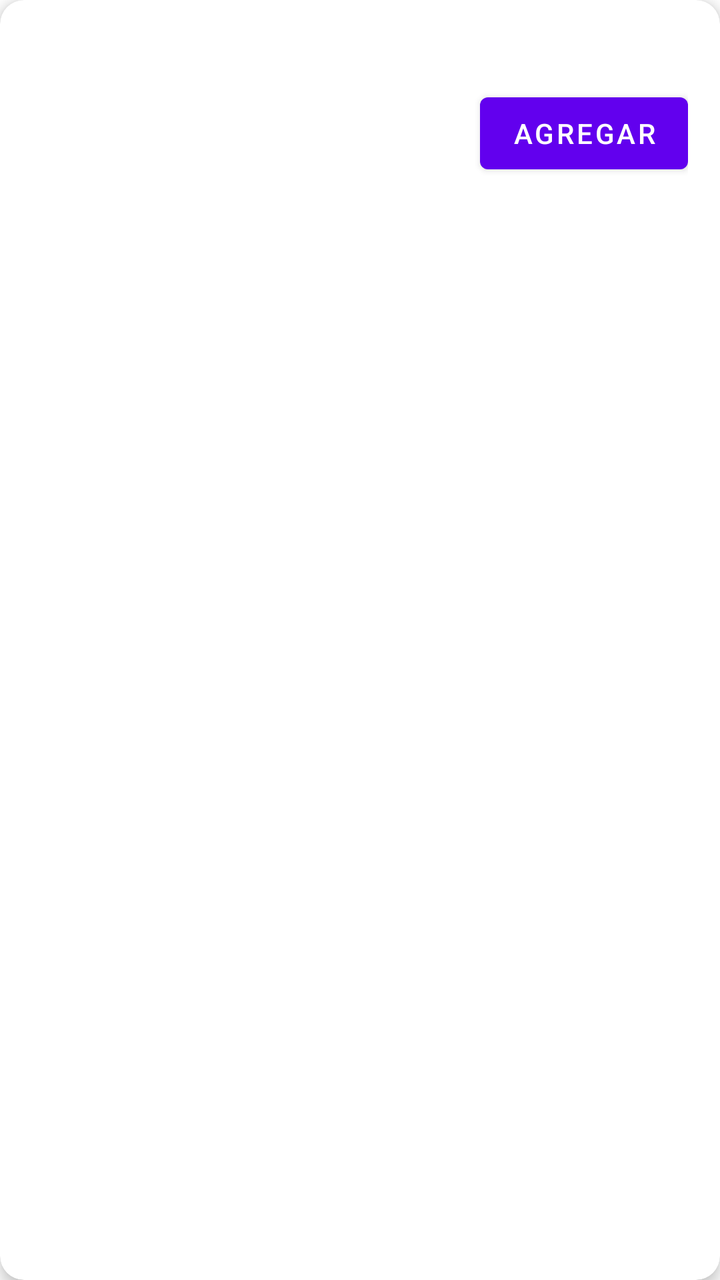
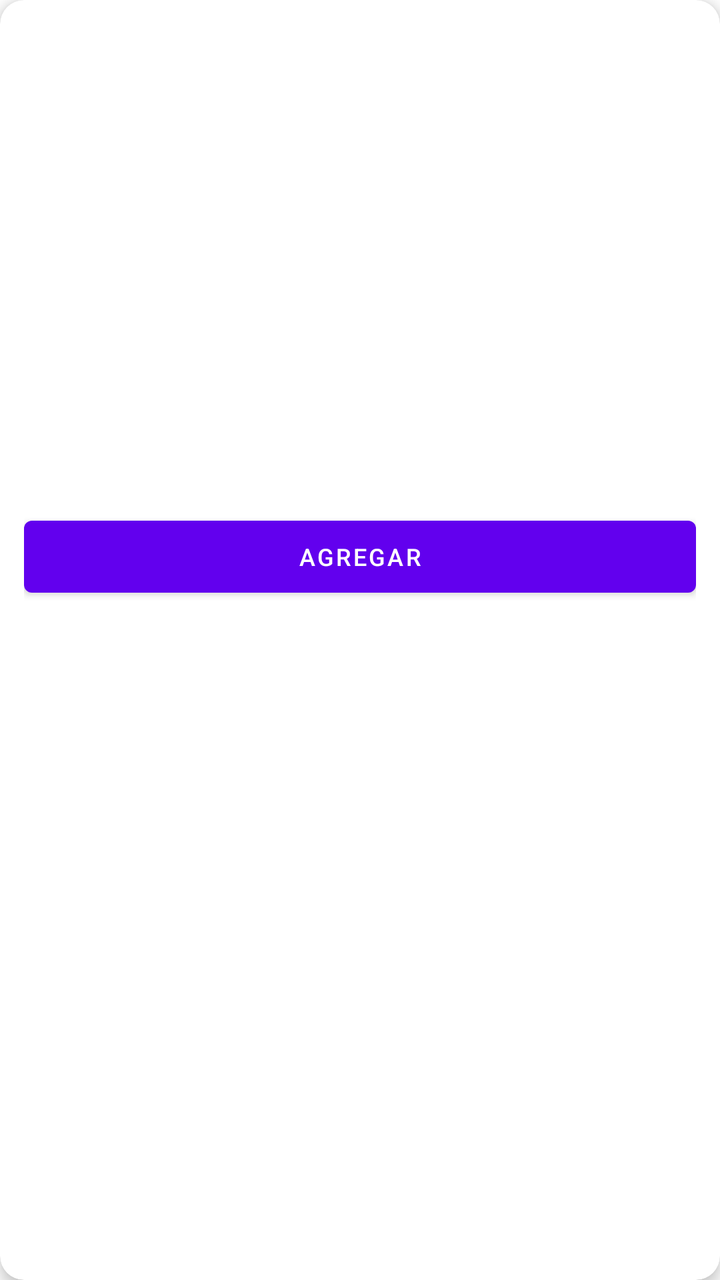

Screens rendered from an Android XML layout before and after an edit, with the pre-edit source and the edit as a unified diff.
<!-- AndroidManifest.xml: application theme Theme.MaterialComponents.DayNight.NoActionBar -->
<!-- res/layout/item_toy_card.xml -->
<?xml version="1.0" encoding="utf-8"?>
<com.google.android.material.card.MaterialCardView
    xmlns:android="http://schemas.android.com/apk/res/android"
    xmlns:app="http://schemas.android.com/apk/res-auto"
    android:layout_width="match_parent"
    android:layout_height="wrap_content"
    android:layout_margin="8dp"
    app:cardCornerRadius="12dp"
    app:cardElevation="4dp">

    <androidx.constraintlayout.widget.ConstraintLayout
        android:layout_width="match_parent"
        android:layout_height="wrap_content"
        android:padding="16dp">

        
        <ImageView
            android:id="@+id/img_toy"
            android:layout_width="0dp"
            android:layout_height="wrap_content"
            android:maxHeight="250dp"
            android:adjustViewBounds="true"
            android:scaleType="fitCenter"
            app:layout_constraintTop_toTopOf="parent"
            app:layout_constraintStart_toStartOf="parent"
            app:layout_constraintEnd_toEndOf="parent" />

        
        <TextView
            android:id="@+id/tv_toy_name"
            android:layout_width="0dp"
            android:layout_height="wrap_content"
            android:layout_marginTop="12dp"
            android:layout_marginEnd="8dp"
            android:textSize="18sp"
            android:textStyle="bold"
            android:maxLines="2"
            android:ellipsize="end"
            app:layout_constraintTop_toBottomOf="@id/img_toy"
            app:layout_constraintStart_toStartOf="parent"
            app:layout_constraintEnd_toStartOf="@id/btn_add_to_cart" />

        
        <TextView
            android:id="@+id/tv_toy_franchise"
            android:layout_width="0dp"
            android:layout_height="wrap_content"
            android:layout_marginTop="4dp"
            android:layout_marginEnd="8dp"
            android:textColor="@android:color/darker_gray"
            android:textSize="14sp"
            app:layout_constraintTop_toBottomOf="@id/tv_toy_name"
            app:layout_constraintStart_toStartOf="parent"
            app:layout_constraintEnd_toStartOf="@id/btn_add_to_cart" />

        
        <TextView
            android:id="@+id/tv_toy_price"
            android:layout_width="wrap_content"
            android:layout_height="wrap_content"
            android:layout_marginTop="8dp"
            android:textSize="16sp"
            android:textStyle="bold"
            app:layout_constraintTop_toBottomOf="@id/tv_toy_franchise"
            app:layout_constraintStart_toStartOf="parent"
            app:layout_constraintBottom_toBottomOf="parent" />

        
        <Button
            android:id="@+id/btn_add_to_cart"
            android:layout_width="wrap_content"
            android:layout_height="wrap_content"
            android:text="AGREGAR"
            app:layout_constraintTop_toTopOf="@id/tv_toy_name"
            app:layout_constraintBottom_toBottomOf="@id/tv_toy_price"
            app:layout_constraintEnd_toEndOf="parent" />

    </androidx.constraintlayout.widget.ConstraintLayout>

</com.google.android.material.card.MaterialCardView>
<!-- resources referenced by this layout -->
<resources>

</resources>

<!-- the commit's change to res/layout/item_toy_card.xml (unified diff, before → after) -->
@@ -11,14 +11,13 @@
     <androidx.constraintlayout.widget.ConstraintLayout
         android:layout_width="match_parent"
         android:layout_height="wrap_content"
-        android:padding="16dp">
+        android:padding="12dp">
 
         
         <ImageView
             android:id="@+id/img_toy"
             android:layout_width="0dp"
-            android:layout_height="wrap_content"
-            android:maxHeight="250dp"
+            android:layout_height="160dp"
             android:adjustViewBounds="true"
             android:scaleType="fitCenter"
             app:layout_constraintTop_toTopOf="parent"
@@ -30,50 +29,52 @@
             android:id="@+id/tv_toy_name"
             android:layout_width="0dp"
             android:layout_height="wrap_content"
-            android:layout_marginTop="12dp"
-            android:layout_marginEnd="8dp"
-            android:textSize="18sp"
+            android:layout_marginTop="8dp"
+            android:textSize="15sp"
             android:textStyle="bold"
             android:maxLines="2"
             android:ellipsize="end"
             app:layout_constraintTop_toBottomOf="@id/img_toy"
             app:layout_constraintStart_toStartOf="parent"
-            app:layout_constraintEnd_toStartOf="@id/btn_add_to_cart" />
+            app:layout_constraintEnd_toEndOf="parent" />
 
         
         <TextView
             android:id="@+id/tv_toy_franchise"
             android:layout_width="0dp"
             android:layout_height="wrap_content"
-            android:layout_marginTop="4dp"
-            android:layout_marginEnd="8dp"
+            android:layout_marginTop="2dp"
             android:textColor="@android:color/darker_gray"
-            android:textSize="14sp"
+            android:textSize="12sp"
             app:layout_constraintTop_toBottomOf="@id/tv_toy_name"
             app:layout_constraintStart_toStartOf="parent"
-            app:layout_constraintEnd_toStartOf="@id/btn_add_to_cart" />
+            app:layout_constraintEnd_toEndOf="parent" />
 
         
         <TextView
             android:id="@+id/tv_toy_price"
-            android:layout_width="wrap_content"
+            android:layout_width="0dp"
             android:layout_height="wrap_content"
-            android:layout_marginTop="8dp"
+            android:layout_marginTop="6dp"
             android:textSize="16sp"
             android:textStyle="bold"
+            android:textColor="@android:color/holo_green_dark"
             app:layout_constraintTop_toBottomOf="@id/tv_toy_franchise"
             app:layout_constraintStart_toStartOf="parent"
-            app:layout_constraintBottom_toBottomOf="parent" />
+            app:layout_constraintEnd_toEndOf="parent" />
 
         
         <Button
             android:id="@+id/btn_add_to_cart"
-            android:layout_width="wrap_content"
+            android:layout_width="0dp"
             android:layout_height="wrap_content"
+            android:layout_marginTop="8dp"
             android:text="AGREGAR"
-            app:layout_constraintTop_toTopOf="@id/tv_toy_name"
-            app:layout_constraintBottom_toBottomOf="@id/tv_toy_price"
-            app:layout_constraintEnd_toEndOf="parent" />
+            android:textSize="12sp"
+            app:layout_constraintTop_toBottomOf="@id/tv_toy_price"
+            app:layout_constraintStart_toStartOf="parent"
+            app:layout_constraintEnd_toEndOf="parent"
+            app:layout_constraintBottom_toBottomOf="parent" />
 
     </androidx.constraintlayout.widget.ConstraintLayout>
 
